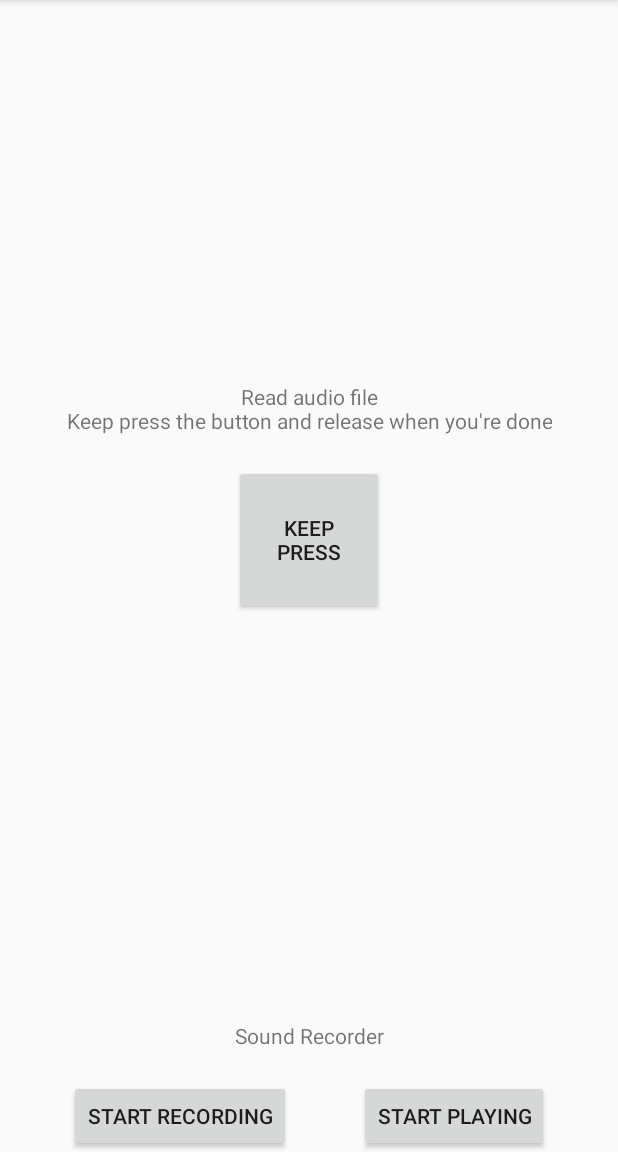
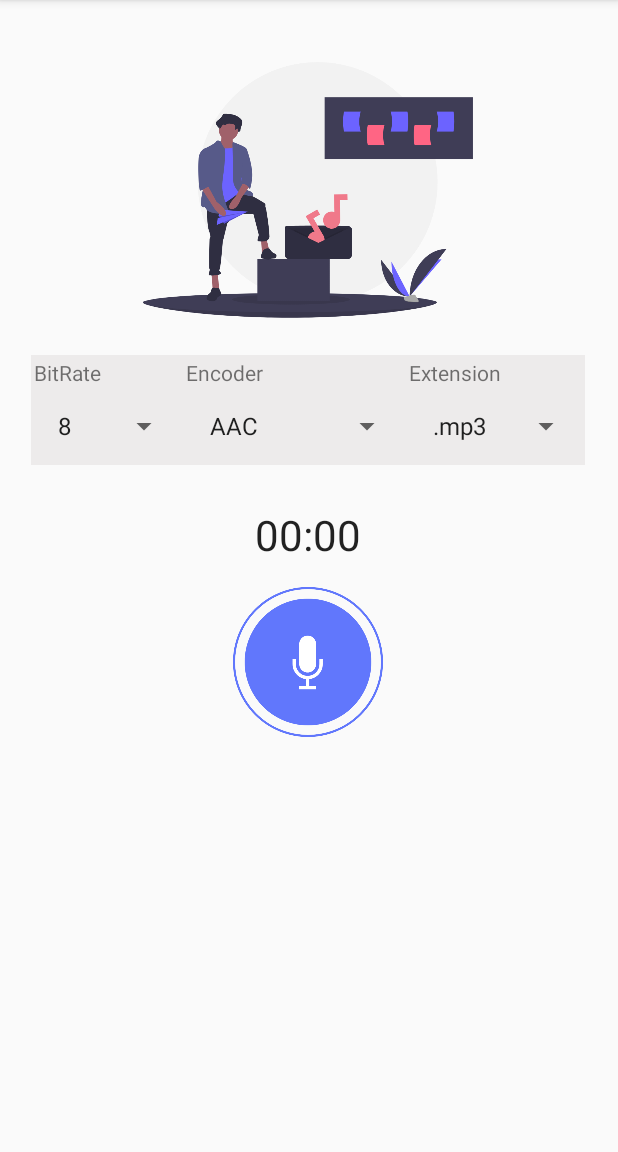
Before and after one commit to Oshuremy/AndroidAudioTest, an Android app: the screen it shows after launch (MainActivity), on a phone screen of 412 x 824 dp, the part 84-1236 px from its top. Run offline under Robolectric (Android 15) with nearby library versions, the light colour scheme and no system bars.

Commit message:
Dynamic recording setup

```diff
--- a/app/build.gradle
+++ b/app/build.gradle
@@ -34,4 +34,6 @@ dependencies {
     testImplementation 'junit:junit:4.12'
     androidTestImplementation 'androidx.test.ext:junit:1.1.1'
     androidTestImplementation 'androidx.test.espresso:espresso-core:3.2.0'
+    implementation 'androidx.recyclerview:recyclerview:1.1.0'
+    implementation 'com.google.android.material:material:1.2.0-alpha06'
 }
--- a/app/src/main/java/com/remys/audiotest/MainActivity.kt
+++ b/app/src/main/java/com/remys/audiotest/MainActivity.kt
@@ -5,149 +5,159 @@ import android.content.pm.PackageManager
 import android.media.MediaPlayer
 import android.media.MediaRecorder
 import android.os.Bundle
+import android.os.SystemClock
 import android.util.Log
 import android.view.MotionEvent
+import android.view.View
+import android.widget.AdapterView
+import android.widget.ArrayAdapter
 import androidx.appcompat.app.AppCompatActivity
 import androidx.core.app.ActivityCompat
+import com.remys.audiotest.SpinnerHelper.BITRATE_SELECTOR
+import com.remys.audiotest.SpinnerHelper.ENCODER_SELECTOR
+import com.remys.audiotest.SpinnerHelper.EXTENSION_SELECTOR
+import com.remys.audiotest.SpinnerHelper.getAudioEncoder
 import kotlinx.android.synthetic.main.activity_main.*
 import java.io.IOException
+import java.text.SimpleDateFormat
+import java.util.Date
+import java.util.Locale
 
-private const val LOG_TAG = "AudioRecordTest"
 private const val REQUEST_RECORD_AUDIO_PERMISSION = 200
 
 class MainActivity : AppCompatActivity() {
-    private var fileName: String = ""
+    private var bitrateValue: Int = 0
+    private lateinit var encoderValue: String
+    private lateinit var extensionValue: String
 
     private var mediaRecorder: MediaRecorder? = null
 
-    private var mediaPlayer: MediaPlayer? = null
+    // Requesting permission to RECORD_AUDIO
+    private var recordPermission: String = Manifest.permission.RECORD_AUDIO
 
-    // Requesting permission to RECORD_AUDIO
-    private var permissionToRecordAccepted = false
-    private var permissions: Array<String> = arrayOf(Manifest.permission.RECORD_AUDIO)
-
-    override fun onRequestPermissionsResult(
-        requestCode: Int,
-        permissions: Array<String>,
-        grantResults: IntArray
-    ) {
-        super.onRequestPermissionsResult(requestCode, permissions, grantResults)
-        permissionToRecordAccepted = if (requestCode == REQUEST_RECORD_AUDIO_PERMISSION)
-            grantResults[0] == PackageManager.PERMISSION_GRANTED
-        else
-            false
-    }
+    private var isRecording: Boolean = false
 
     override fun onCreate(savedInstanceState: Bundle?) {
         super.onCreate(savedInstanceState)
         setContentView(R.layout.activity_main)
 
-        readAudioFile()
+        setSpinners()
+        initSpinnersListener()
 
-        // Record to the external cache directory for visibility
-        fileName = "${externalCacheDir?.absolutePath}/audiorecordtest.3gp"
-
-        ActivityCompat.requestPermissions(this, permissions, REQUEST_RECORD_AUDIO_PERMISSION)
-        readAudioListener()
-    }
-
-    override fun onStop() {
-        super.onStop()
-        mediaRecorder?.release()
-        mediaRecorder = null
-        mediaPlayer?.release()
-        mediaPlayer = null
-    }
-
-    private fun readAudioFile() {
-        mediaPlayer = MediaPlayer.create(this, R.raw.sound_push)
-
-        readButton.setOnTouchListener { _, event ->
-            when (event.action) {
-                MotionEvent.ACTION_DOWN -> mediaPlayer?.start()
-                MotionEvent.ACTION_CANCEL, MotionEvent.ACTION_UP -> {
-                    mediaPlayer?.pause()
-                    mediaPlayer?.seekTo(0)
+        record_button.setOnTouchListener { _, event ->
+            if (checkPermissions()){
+                when (event.action) {
+                    MotionEvent.ACTION_DOWN -> {
+                        // Start recording
+                        isRecording = true
+                        record_button.setImageDrawable(resources.getDrawable(R.drawable.record_btn_stopped))
+                        startRecording()
+                    }
+                    MotionEvent.ACTION_CANCEL, MotionEvent.ACTION_UP -> {
+                        // Stop recording
+                        isRecording = false
+                        record_button.setImageDrawable(resources.getDrawable(R.drawable.record_btn_recording))
+                        stopRecording()
+                    }
                 }
             }
+
             true
         }
     }
 
-    private fun readAudioListener() {
-        var mStartRecording = true
-        var mStartPlaying = true
+    private fun startRecording() {
+        timer.base = SystemClock.elapsedRealtime()
+        timer.start()
 
-        record.text = "Start recording"
-        record.setOnClickListener {
-            onRecord(mStartRecording)
-            record.text = when (mStartRecording) {
-                true -> "Stop recording"
-                false -> "Start recording"
+        val formatter = SimpleDateFormat("MM_dd_hh:mm:ss", Locale.FRANCE)
+        val recordPath: String? = this.getExternalFilesDir("/")?.absolutePath
+        val recordFile = "${bitrateValue}_${encoderValue}_${formatter.format(Date())}$extensionValue"
+
+        mediaRecorder = MediaRecorder()
+        mediaRecorder?.apply {
+            this.setAudioSource(MediaRecorder.AudioSource.MIC)
+            this.setOutputFormat(MediaRecorder.OutputFormat.AAC_ADTS)
+            this.setOutputFile("$recordPath/$recordFile")
+            this.setAudioEncoder(getAudioEncoder(encoderValue))
+            this.setAudioEncodingBitRate(bitrateValue)
+
+            try {
+                this.prepare()
+            } catch (e: IOException) {
+                e.printStackTrace()
             }
-            mStartRecording = !mStartRecording
+
+            this.start()
         }
 
-        play.text = "Start playing"
-        record.setOnClickListener {
-            onPlay(mStartPlaying)
-            record.text = when (mStartPlaying) {
-                true -> "Stop playing"
-                false -> "Start playing"
-            }
-            mStartPlaying = !mStartPlaying
-        }
-    }
-
-    private fun onRecord(start: Boolean) = if (start)
-        startRecording()
-    else
-        stopRecording()
-
-    private fun onPlay(start: Boolean) = if (start)
-        startPlaying()
-    else
-        stopPlaying()
-
-    private fun startRecording() {
-        mediaRecorder = MediaRecorder().apply {
-            setAudioSource(MediaRecorder.AudioSource.MIC)
-            setOutputFormat(MediaRecorder.OutputFormat.THREE_GPP)
-            setOutputFile(fileName)
-            setAudioEncoder(MediaRecorder.AudioEncoder.AMR_NB)
-
-            try {
-                prepare()
-            } catch (e: IOException) {
-                Log.e(LOG_TAG, "prepare() failed : $e")
-            }
-
-            start()
-        }
+        recordText.text = "Enregistrement de: $recordFile"
     }
 
     private fun stopRecording() {
+        timer.stop()
+
         mediaRecorder?.apply {
-            stop()
-            release()
+            this.stop()
+            this.release()
         }
         mediaRecorder = null
+        recordText.text = ""
     }
 
-    private fun startPlaying() {
-        mediaPlayer = MediaPlayer().apply {
-            try {
-                setDataSource(fileName)
-                prepare()
-                start()
-            } catch (e: IOException) {
-                Log.e(LOG_TAG, "prepare() failed $e")
+
+
+    private fun checkPermissions(): Boolean {
+        return if (ActivityCompat.checkSelfPermission(this, recordPermission) == PackageManager.PERMISSION_GRANTED)
+            true
+        else {
+            ActivityCompat.requestPermissions(this, arrayOf(recordPermission), REQUEST_RECORD_AUDIO_PERMISSION)
+            false
+        }
+
+    }
+
+    private fun setSpinners() {
+        val bitrateSelection = this.resources.getStringArray(R.array.bitrate_select)
+        bitrate_selector.adapter = ArrayAdapter(this, android.R.layout.simple_list_item_1, bitrateSelection)
+
+
+        val encoderSelection = this.resources.getStringArray(R.array.encoder_select)
+        encoder_selector.adapter = ArrayAdapter(this, android.R.layout.simple_list_item_1, encoderSelection)
+
+
+        val extensionSelection = this.resources.getStringArray(R.array.extension_select)
+        extension_selector.adapter = ArrayAdapter(this, android.R.layout.simple_list_item_1, extensionSelection)
+    }
+
+    private fun initSpinnersListener() {
+        bitrate_selector.onItemSelectedListener = object : AdapterView.OnItemSelectedListener {
+            override fun onItemSelected(parent: AdapterView<*>?, view: View?, position: Int, id: Long) {
+                bitrateValue = SpinnerHelper.getSpinnerSelectedValue(applicationContext, BITRATE_SELECTOR, position).toInt()
+            }
+            override fun onNothingSelected(parent: AdapterView<*>?) {
+                bitrateValue = SpinnerHelper.getSpinnerSelectedValue(applicationContext, BITRATE_SELECTOR, 0).toInt()
+            }
+        }
+
+        encoder_selector.onItemSelectedListener = object : AdapterView.OnItemSelectedListener {
+            override fun onItemSelected(parent: AdapterView<*>?, view: View?, position: Int, id: Long) {
+                encoderValue = SpinnerHelper.getSpinnerSelectedValue(applicationContext, ENCODER_SELECTOR, position)
+            }
+            override fun onNothingSelected(parent: AdapterView<*>?) {
+                encoderValue = SpinnerHelper.getSpinnerSelectedValue(applicationContext, ENCODER_SELECTOR, 0)
+            }
+        }
+
+        extension_selector.onItemSelectedListener = object : AdapterView.OnItemSelectedListener {
+            override fun onItemSelected(parent: AdapterView<*>?, view: View?, position: Int, id: Long) {
+                extensionValue = SpinnerHelper.getSpinnerSelectedValue(applicationContext, EXTENSION_SELECTOR,
+                    position)
+            }
+            override fun onNothingSelected(parent: AdapterView<*>?) {
+                extensionValue = SpinnerHelper.getSpinnerSelectedValue(applicationContext, EXTENSION_SELECTOR, 0)
             }
         }
     }
 
-    private fun stopPlaying() {
-        mediaPlayer?.release()
-        mediaPlayer = null
-    }
 }
--- /dev/null
+++ b/app/src/main/java/com/remys/audiotest/SpinnerHelper.kt
@@ -0,0 +1,39 @@
+package com.remys.audiotest
+
+import android.content.Context
+import android.media.MediaRecorder
+
+object SpinnerHelper {
+    const val BITRATE_SELECTOR = "bitrate_selector"
+    const val ENCODER_SELECTOR = "encoder_selector"
+    const val EXTENSION_SELECTOR = "extension_selector"
+
+    private const val AAC_ENCODER = "AAC"
+    private const val HE_AAC_ENCODER = "HE AAC"
+    private const val ELD_AAC_ENCODER = "ELD AAC"
+
+    fun getSpinnerSelectedValue(context: Context, selectorType: String, valuePosition: Int): String {
+        return when(selectorType) {
+            BITRATE_SELECTOR -> getStringFromArray(context.resources.getStringArray(R.array.bitrate_select),
+                valuePosition)
+            ENCODER_SELECTOR -> getStringFromArray(context.resources.getStringArray(R.array.encoder_select),
+                valuePosition)
+            EXTENSION_SELECTOR -> getStringFromArray(context.resources.getStringArray(R.array.extension_select),
+                valuePosition)
+            else -> ""
+        }
+    }
+
+    private fun getStringFromArray(stringArray: Array<String>, valuePosition: Int): String {
+        return stringArray[valuePosition]
+    }
+
+    fun getAudioEncoder(selectedEncoder: String): Int {
+        return when(selectedEncoder) {
+            AAC_ENCODER -> MediaRecorder.AudioEncoder.AAC
+            HE_AAC_ENCODER -> MediaRecorder.AudioEncoder.HE_AAC
+            ELD_AAC_ENCODER -> MediaRecorder.AudioEncoder.AAC_ELD
+            else -> MediaRecorder.AudioEncoder.AAC
+        }
+    }
+}
--- a/app/src/main/res/layout/activity_main.xml
+++ b/app/src/main/res/layout/activity_main.xml
@@ -6,62 +6,127 @@
     android:layout_height="match_parent"
     tools:context=".MainActivity">
 
-    <TextView
-        android:id="@+id/textView"
+    <ImageView
+        android:id="@+id/imageView"
+        android:layout_width="220dp"
+        android:layout_height="220dp"
+        app:layout_constraintBottom_toBottomOf="parent"
+        app:layout_constraintEnd_toEndOf="parent"
+        app:layout_constraintHorizontal_bias="0.497"
+        app:layout_constraintStart_toStartOf="parent"
+        app:layout_constraintTop_toTopOf="parent"
+        app:layout_constraintVertical_bias="0.031"
+        app:srcCompat="@drawable/home_illustration" />
+
+    <LinearLayout
+        android:id="@+id/linearLayout"
         android:layout_width="wrap_content"
         android:layout_height="wrap_content"
-        android:layout_marginBottom="20dp"
-        android:gravity="center"
-        android:text="Read audio file\nKeep press the button and release when you're done"
-        app:layout_constraintBottom_toTopOf="@+id/readButton"
-        app:layout_constraintLeft_toLeftOf="parent"
-        app:layout_constraintRight_toRightOf="parent" />
+        android:orientation="horizontal"
+        app:layout_constraintEnd_toEndOf="@+id/imageView"
+        app:layout_constraintStart_toStartOf="@+id/imageView"
+        app:layout_constraintTop_toBottomOf="@+id/imageView">
 
-    <Button
-        android:id="@+id/readButton"
+        <LinearLayout
+            android:layout_width="wrap_content"
+            android:layout_height="wrap_content"
+            android:padding="2dp"
+            android:background="#EDEBEB"
+            android:orientation="vertical">
+            <TextView
+                android:layout_width="wrap_content"
+                android:layout_height="wrap_content"
+                android:layout_marginBottom="2dp"
+                android:text="BitRate"
+                android:textAppearance="@style/TextAppearance.AppCompat.Small"/>
+
+            <Spinner
+                android:id="@+id/bitrate_selector"
+                android:layout_width="wrap_content"
+                android:layout_height="wrap_content"
+                android:entries="@array/bitrate_select"/>
+        </LinearLayout>
+
+        <LinearLayout
+            android:layout_width="wrap_content"
+            android:layout_height="wrap_content"
+            android:padding="2dp"
+            android:background="#EDEBEB"
+            android:orientation="vertical">
+            <TextView
+                android:layout_width="wrap_content"
+                android:layout_height="wrap_content"
+                android:layout_marginBottom="2dp"
+                android:text="Encoder"
+                android:textAppearance="@style/TextAppearance.AppCompat.Small"/>
+
+            <Spinner
+                android:id="@+id/encoder_selector"
+                android:layout_width="wrap_content"
+                android:layout_height="wrap_content"
+                android:entries="@array/encoder_select"/>
+        </LinearLayout>
+
+        <LinearLayout
+            android:layout_width="wrap_content"
+            android:layout_height="wrap_content"
+            android:padding="2dp"
+            android:paddingRight="0dp"
+            android:background="#EDEBEB"
+            android:orientation="vertical">
+            <TextView
+                android:layout_width="wrap_content"
+                android:layout_height="wrap_content"
+                android:layout_marginBottom="2dp"
+                android:text="Extension"
+                android:textAppearance="@style/TextAppearance.AppCompat.Small"/>
+
+            <Spinner
+                android:id="@+id/extension_selector"
+                android:layout_width="wrap_content"
+                android:layout_height="wrap_content"
+                android:entries="@array/extension_select"/>
+        </LinearLayout>
+
+    </LinearLayout>
+
+    <TextView
+        android:id="@+id/recordText"
+        android:layout_width="wrap_content"
+        android:layout_height="wrap_content"
+        app:layout_constraintEnd_toEndOf="@+id/linearLayout"
+        app:layout_constraintStart_toStartOf="@+id/linearLayout"
+        app:layout_constraintTop_toBottomOf="@+id/linearLayout" />
+
+    <Chronometer
+        android:id="@+id/timer"
+        android:layout_width="wrap_content"
+        android:layout_height="wrap_content"
+        android:layout_marginTop="8dp"
+        android:textSize="28sp"
+        app:layout_constraintEnd_toEndOf="@+id/recordText"
+        app:layout_constraintStart_toStartOf="@+id/recordText"
+        app:layout_constraintTop_toBottomOf="@+id/recordText" />
+
+    <ImageView
+        android:id="@+id/record_button"
         android:layout_width="100dp"
         android:layout_height="100dp"
-        android:text="Keep press"
-        app:layout_constraintBottom_toTopOf="@+id/record_buttons"
+        android:layout_marginTop="16dp"
+        app:layout_constraintEnd_toEndOf="@+id/timer"
+        app:layout_constraintStart_toStartOf="@+id/timer"
+        app:layout_constraintTop_toBottomOf="@+id/timer"
+        app:srcCompat="@drawable/record_btn_recording" />
+
+    <!--<androidx.recyclerview.widget.RecyclerView
+        android:layout_width="match_parent"
+        android:layout_height="320dp"
+        app:layout_constraintBottom_toBottomOf="parent"
         app:layout_constraintEnd_toEndOf="parent"
+        app:layout_constraintHorizontal_bias="0.0"
         app:layout_constraintStart_toStartOf="parent"
-        app:layout_constraintTop_toTopOf="parent" />
-
-    <TextView
-        android:id="@+id/textView_sound_recorder_heading"
-        android:layout_width="wrap_content"
-        android:layout_height="wrap_content"
-        android:layout_marginBottom="20dp"
-        android:text="Sound Recorder"
-        app:layout_constraintBottom_toTopOf="@+id/record_buttons"
-        app:layout_constraintLeft_toLeftOf="parent"
-        app:layout_constraintRight_toRightOf="parent" />
-
-    <androidx.constraintlayout.widget.ConstraintLayout
-        android:id="@+id/record_buttons"
-        android:layout_width="match_parent"
-        android:layout_height="wrap_content"
-        app:layout_constraintBottom_toBottomOf="parent">
-
-        <Button
-            android:id="@+id/record"
-            android:layout_width="wrap_content"
-            android:layout_height="wrap_content"
-            android:text="Record"
-            app:layout_constraintBottom_toBottomOf="parent"
-            app:layout_constraintEnd_toStartOf="@+id/play"
-            app:layout_constraintStart_toStartOf="parent"
-            app:layout_constraintTop_toTopOf="parent" />
-
-        <Button
-            android:id="@+id/play"
-            android:layout_width="wrap_content"
-            android:layout_height="wrap_content"
-            android:text="Play"
-            app:layout_constraintBottom_toBottomOf="parent"
-            app:layout_constraintEnd_toEndOf="parent"
-            app:layout_constraintStart_toEndOf="@+id/record"
-            app:layout_constraintTop_toTopOf="parent" />
-    </androidx.constraintlayout.widget.ConstraintLayout>
+        app:layout_constraintTop_toBottomOf="@+id/record_button"
+        app:layout_constraintVertical_bias="0.533"
+        tools:listitem="@layout/item_record"/> -->
 
 </androidx.constraintlayout.widget.ConstraintLayout>
--- a/app/src/main/res/values/colors.xml
+++ b/app/src/main/res/values/colors.xml
@@ -3,4 +3,5 @@
     <color name="colorPrimary">#6200EE</color>
     <color name="colorPrimaryDark">#3700B3</color>
     <color name="colorAccent">#03DAC5</color>
+    <color name="colorWhite">#FFFFFF</color>
 </resources>
--- a/app/src/main/res/values/strings.xml
+++ b/app/src/main/res/values/strings.xml
@@ -1,3 +1,24 @@
 <resources>
     <string name="app_name">AudioTest</string>
+    <string name="sample">record_title.3gp</string>
+
+    <string-array name="encoder_select">
+        <item>AAC</item>
+        <item>ELD AAC</item>
+        <item>HE AAC</item>
+    </string-array>
+
+    <string-array name="extension_select">
+        <item>.mp3</item>
+        <item>.m4a</item>
+        <item>.aac</item>
+    </string-array>
+
+    <string-array name="bitrate_select">
+        <item>8</item>
+        <item>16</item>
+        <item>32</item>
+        <item>64</item>
+        <item>96</item>
+    </string-array>
 </resources>
```
Also changed, not shown: app/src/main/java/com/remys/audiotest/PlaylistAdapter.kt (added, +22 -0 lines), app/src/main/res/layout/item_record.xml (added, +24 -0 lines), app/src/main/res/drawable/home_illustration.png (added), app/src/main/res/drawable/list_pause_btn.png (added), app/src/main/res/drawable/list_play_btn.png (added), app/src/main/res/drawable/record_btn_recording.png (added), app/src/main/res/drawable/record_btn_stopped.png (added).
